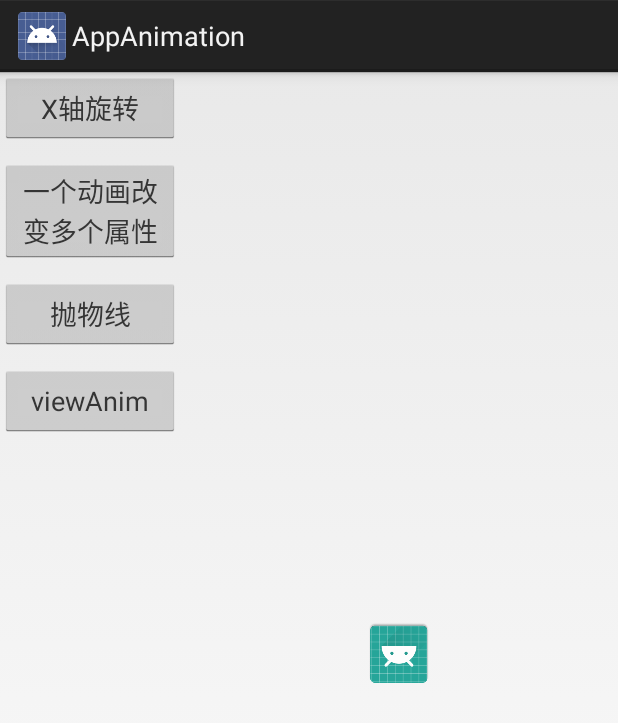
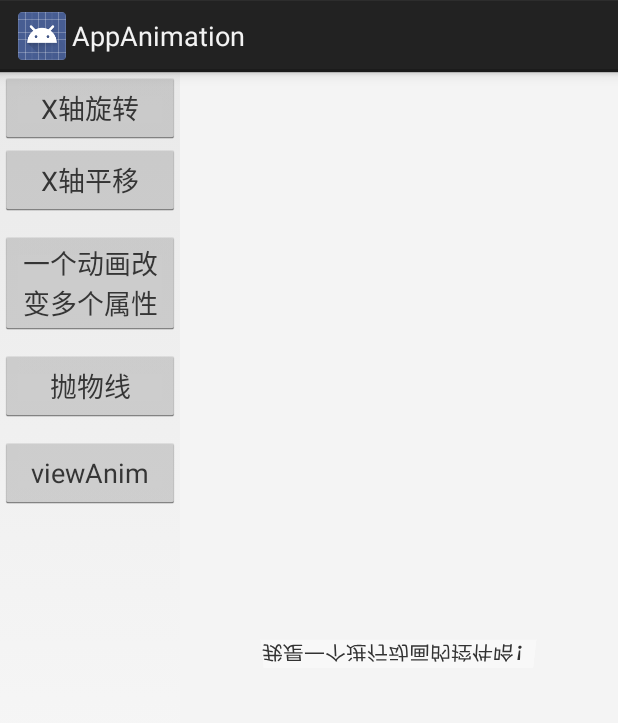
Before and after one commit to nicolechen325/AppAnimation, an Android app: the AnimPropertyActivity screen opened directly, with no data from a screen before it, after a tap on "X轴旋转", on a phone screen of 412 x 824 dp. Shown: the top 723 px of the screen. Run offline under Robolectric (Android 15) with nearby library versions, the phone set to English and light mode, and no system bars.

Commit message:
比较X与translationX

```diff
--- a/app/src/main/java/com/pa/chen/animation/activity/AnimPropertyActivity.java
+++ b/app/src/main/java/com/pa/chen/animation/activity/AnimPropertyActivity.java
@@ -10,7 +10,7 @@ import android.view.View;
 import android.view.ViewGroup;
 import android.view.animation.LinearInterpolator;
 import android.widget.Button;
-import android.widget.ImageView;
+import android.widget.TextView;
 
 import com.nineoldandroids.animation.Animator;
 import com.nineoldandroids.animation.AnimatorListenerAdapter;
@@ -27,19 +27,18 @@ import com.pa.chen.animation.R;
  * 类型估值，主要用于设置动画操作属性的值。 TimeInterpolator 时间插值
  */
 public class AnimPropertyActivity extends Activity implements View.OnClickListener {
-    ImageView imageView;
-
+    TextView mTvAnimWidget;
+    TextView mTvLog;
     @Override
     protected void onCreate(Bundle savedInstanceState) {
         super.onCreate(savedInstanceState);
         setContentView(R.layout.activity_anim_property);
-        initView();
-    }
-
-    protected void initView() {
-        imageView = (ImageView) findViewById(R.id.id_ball);
+        mTvAnimWidget = (TextView) findViewById(R.id.id_ball);
+        mTvLog = (TextView) findViewById(R.id.id_log);
         Button mBtnRotate = (Button) findViewById(R.id.btn_rotate);
         mBtnRotate.setOnClickListener(this);
+        Button mBtnTranslate = (Button) findViewById(R.id.btn_translate);
+        mBtnTranslate.setOnClickListener(this);
         Button mBtnValuesHolder = (Button) findViewById(R.id.btn_property_values_holder);
         mBtnValuesHolder.setOnClickListener(this);
         Button mBtnPWX = (Button) findViewById(R.id.btn_paowuxian);
@@ -48,16 +47,14 @@ public class AnimPropertyActivity extends Activity implements View.OnClickListen
         mBtnViewAnim.setOnClickListener(this);
     }
 
-    //旋转
-    public void rotateXAnimRun(final View view) {
+    //X轴旋转
+    public void rotateXAnim(final View view) {
         /*
-         * 动画更新的时候会不断调用setPropName来更新属性
-		 * 所以需要有setter和getter,在setRotationX的时候如果没有重绘,
+         * 动画更新的时候不断调用setXxx更新属性,在setRotationX的时候如果没有重绘,
 		 * 在AnimatorUpdateListener里还需增加view.invalidate();
-		 */
-        /* rotationX属性就是通过setRotationX在一定duration时间内不断给属性赋值 从0到180 */
+		 * rotationX属性就是通过setRotationX在一定duration时间内不断给属性赋值 从0到180 */
         ObjectAnimator anim = ObjectAnimator.ofFloat(view, "rotationX", 0.0F,
-                180.0F).setDuration(2000);
+                180.0F).setDuration(3000);
         anim.addUpdateListener(new ValueAnimator.AnimatorUpdateListener() {
             @Override
             public void onAnimationUpdate(ValueAnimator animation) {
@@ -67,6 +64,41 @@ public class AnimPropertyActivity extends Activity implements View.OnClickListen
         });
         anim.start();
     }
+
+    //X轴平移
+    public void translationXAnim(final View view) {
+        ObjectAnimator anim = ObjectAnimator.ofFloat(view, "translationX", 0,
+                300).setDuration(2000);
+        anim.addUpdateListener(new ValueAnimator.AnimatorUpdateListener() {
+
+            /*
+            在平移中，mLeft值固定，距离父视图左侧的距离
+            * 改变的是translationX和x值
+            * x = mLeft + getTranslationX();
+            * translationX是偏移值。
+            * 偏移0-300,视图向右移300的距离,
+            * 即距离左边俯视图的距离变大300。
+            * */
+            @Override
+            public void onAnimationUpdate(ValueAnimator animation) {
+                float mFra = animation.getAnimatedFraction();//运行比例
+                StringBuilder printLog=new StringBuilder();
+                printLog.append(mFra);
+                printLog.append("\n");
+                printLog.append("::mLeft=");
+                printLog.append(mTvAnimWidget.getLeft());
+                printLog.append("\n");
+                printLog.append("::translationX=");
+                printLog.append(mTvAnimWidget.getTranslationX());
+                printLog.append("\n");
+                printLog.append("::X=");
+                printLog.append(mTvAnimWidget.getX());
+                mTvLog.setText(printLog);
+            }
+        });
+        anim.start();
+    }
+
 
     //实现一个动画更改多个效果：使用propertyValuesHolder 注意 是一个动画 并不是多个动画的叠加
     //一个PropertyValuesHolder代表一个个属性 在一定时间的值的范围
@@ -82,7 +114,7 @@ public class AnimPropertyActivity extends Activity implements View.OnClickListen
     }
 
     //抛物线ofInt,ofFloat由PointF代替
-    public void paowuxian(final View target) {
+    public void paoWuXianAnim(final View target) {
         ValueAnimator valueAnimator = ValueAnimator.ofObject(new PaoWuLineEvaluator(), new PointF(0, 0));
         valueAnimator.setDuration(3000);
         valueAnimator.setInterpolator(new LinearInterpolator());
@@ -92,7 +124,7 @@ public class AnimPropertyActivity extends Activity implements View.OnClickListen
             public void onAnimationEnd(Animator animation) {
                 ViewGroup parent = (ViewGroup) target.getParent();
                 if (parent != null) {
-                    //parent.removeView(view);
+                    //parent.removeView(view);可以删除视图
                 }
             }
         });
@@ -102,11 +134,13 @@ public class AnimPropertyActivity extends Activity implements View.OnClickListen
     private class PaoWuLineEvaluator implements TypeEvaluator<PointF> {
         @Override
         public PointF evaluate(float fraction, PointF startValue, PointF endValue) {
-            Log.d(TAG.TAG_2, fraction * 3 + "");
-            // x方向100px/s ，则y方向0.5 * 10 * t
+            //frac是0-1；
+            fraction *= 3 ;//按照3秒运动时间计算
+            Log.d(TAG.TAG_2, fraction+ "");
+            // x方向100px/s ，则y方向0.5 * 200 * t * t，水平初速度100，重力加速度200计算
             PointF resultPointF = new PointF();
-            resultPointF.x = 100 * fraction * 3;
-            resultPointF.y = 0.5f * 100 * (fraction * 3) * (fraction * 3);
+            resultPointF.x = 100 * fraction ;
+            resultPointF.y = 0.5f * 200 * (fraction ) * (fraction );
             return resultPointF;
         }
     }
@@ -123,7 +157,7 @@ public class AnimPropertyActivity extends Activity implements View.OnClickListen
             PointF pointF = (PointF) animation.getAnimatedValue();
             ViewCompat.setX(target, pointF.x);
             ViewCompat.setY(target, pointF.y);
-           // ViewCompat.setAlpha(target, 1 - animation.getAnimatedFraction());
+            ViewCompat.setAlpha(target, (float)1.2- animation.getAnimatedFraction());
         }
     }
 
@@ -144,16 +178,19 @@ public class AnimPropertyActivity extends Activity implements View.OnClickListen
     public void onClick(View v) {
         switch (v.getId()) {
             case R.id.btn_rotate:
-                rotateXAnimRun(imageView);
+                rotateXAnim(mTvAnimWidget);
+                break;
+            case R.id.btn_translate:
+                translationXAnim(mTvAnimWidget);
                 break;
             case R.id.btn_property_values_holder:
-                propertyValuesHolder(imageView);
+                propertyValuesHolder(mTvAnimWidget);
                 break;
             case R.id.btn_paowuxian:
-                paowuxian(imageView);
+                paoWuXianAnim(mTvAnimWidget);
                 break;
             case R.id.btn_view_anim:
-                viewAnim(imageView);
+                viewAnim(mTvAnimWidget);
                 break;
             default:
                 break;
--- a/app/src/main/res/layout/activity_anim_property.xml
+++ b/app/src/main/res/layout/activity_anim_property.xml
@@ -16,6 +16,14 @@
             android:text="X轴旋转"
             android:textColor="#353535"
           />
+
+        <Button
+            android:id="@+id/btn_translate"
+            android:layout_width="match_parent"
+            android:layout_height="wrap_content"
+            android:text="X轴平移"
+            android:textColor="#353535"
+            />
 
         <Button
             android:id="@+id/btn_property_values_holder"
@@ -43,17 +51,24 @@
             android:text="viewAnim"
             android:textColor="#353535" />
     </LinearLayout>
-    <LinearLayout
+    <FrameLayout
         android:layout_width="match_parent"
         android:layout_height="match_parent"
-        android:gravity="center"
+        android:background="#f4f4f4"
         android:orientation="vertical">
 
-    <ImageView
+    <TextView
         android:id="@+id/id_ball"
         android:layout_width="wrap_content"
         android:layout_height="wrap_content"
-        android:scaleType="centerCrop"
-        android:src="@mipmap/ic_launcher" />
-    </LinearLayout>
+        android:background="#f8f8f8"
+        android:layout_gravity="center"
+        android:text="我是一个进行动画的控件哈！"/>
+
+        <TextView
+            android:id="@+id/id_log"
+            android:layout_width="wrap_content"
+            android:layout_height="wrap_content"
+            android:text=""/>
+    </FrameLayout>
 </LinearLayout>
```
